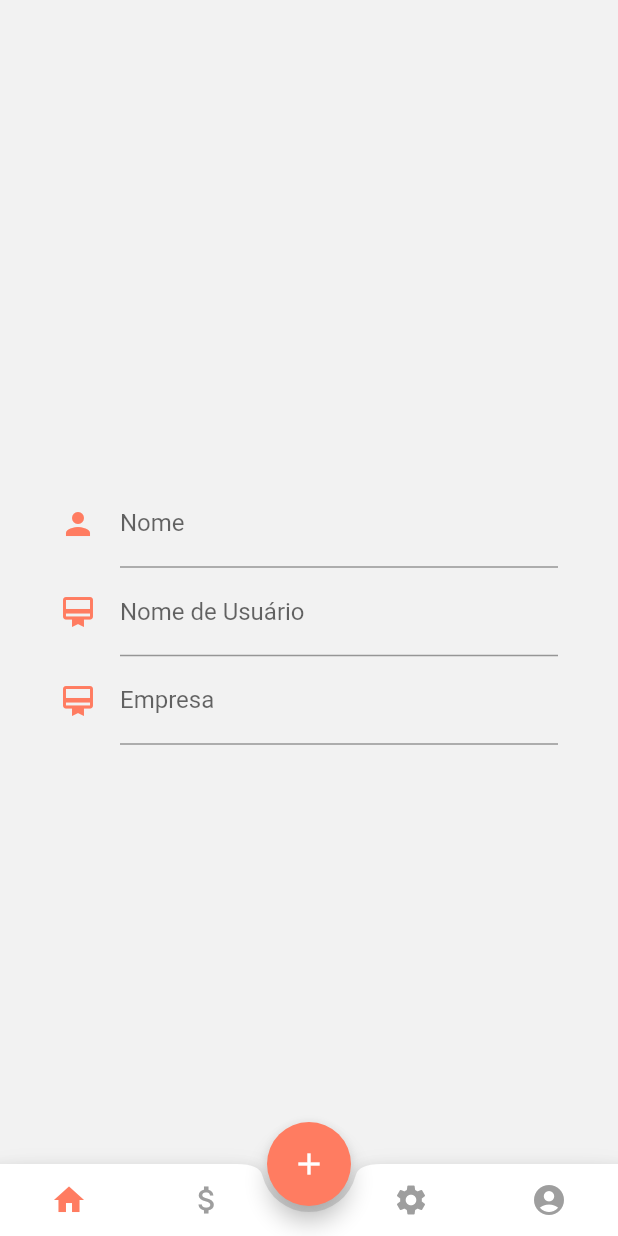
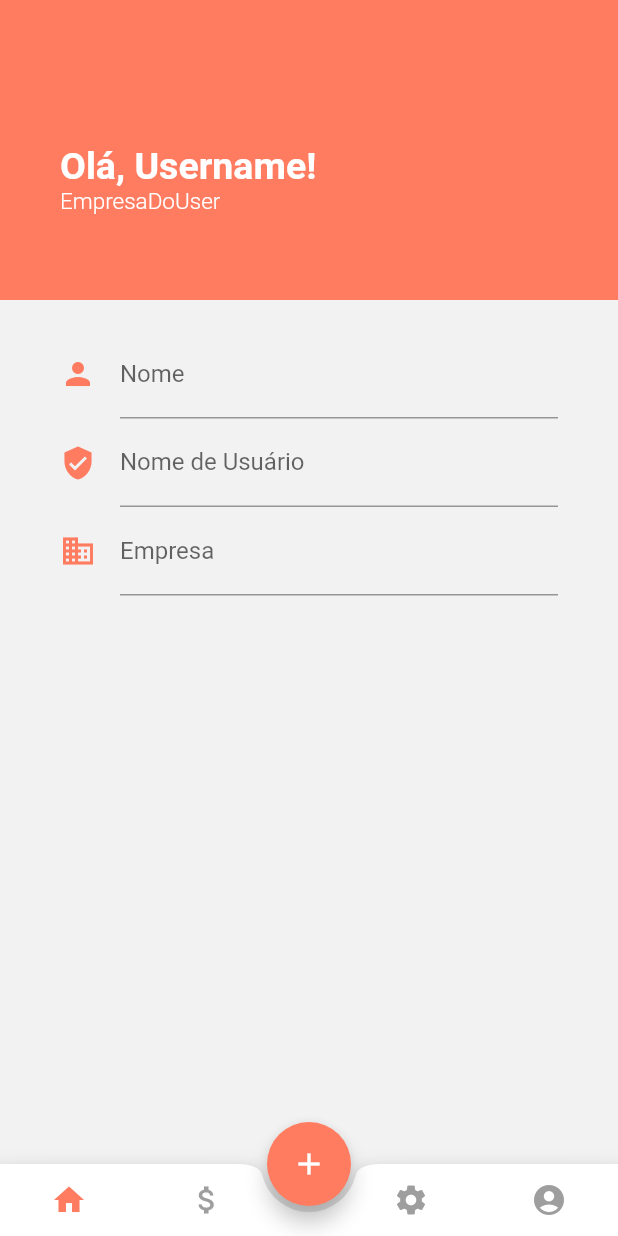
Before and after one commit to paivalucas/pagowapp, a Flutter app: the App screen opened directly, swiped to page 5, on a phone screen of 412 x 824 dp. Run offline on Flutter 3.47's test engine with Material 2 defaults, Android fonts, the phone set to English and light mode, and no system bars; our stand-ins replace cloud_firestore, email_validator, firebase_auth; accounts and stored records are empty.

Commit message:
Fix updates + Added UserProfile

```diff
--- a/lib/screens/auth/forgot.dart
+++ b/lib/screens/auth/forgot.dart
@@ -53,7 +53,7 @@ class _EsqueciSenhaState extends State<EsqueciSenha> {
                         Navigator.push(
                             context,
                             MaterialPageRoute(
-                                builder: (context) => MyHomePage()));
+                                builder: (context) => Login()));
                       },
                       child: Icon(Icons.arrow_back, color: Colors.white),
                     ),
--- a/lib/screens/auth/login.dart
+++ b/lib/screens/auth/login.dart
@@ -4,16 +4,16 @@ import 'package:pagowandroidmobile/Core/Services/auth.dart';
 import 'register.dart';
 import 'forgot.dart';
 
-class MyHomePage extends StatefulWidget {
-  MyHomePage({Key key, this.title}) : super(key: key);
+class Login extends StatefulWidget {
+  Login({Key key, this.title}) : super(key: key);
 
   final String title;
 
   @override
-  _MyHomePageState createState() => _MyHomePageState();
+  _LoginState createState() => _LoginState();
 }
 
-class _MyHomePageState extends State<MyHomePage> {
+class _LoginState extends State<Login> {
   final formKey = GlobalKey<FormState>();
 
   final scaffoldKey = GlobalKey<ScaffoldState>();
--- a/lib/screens/auth/register.dart
+++ b/lib/screens/auth/register.dart
@@ -65,7 +65,7 @@ class _TelaCadastroState extends State<TelaCadastro> {
                         Navigator.push(
                             context,
                             MaterialPageRoute(
-                                builder: (context) => MyHomePage()));
+                                builder: (context) => Login()));
                       },
                       child: Icon(Icons.arrow_back, color: Colors.white),
                     ),
--- a/lib/screens/feed/screens/UserProfile.dart
+++ b/lib/screens/feed/screens/UserProfile.dart
@@ -7,7 +7,6 @@ class UserProfile extends StatefulWidget {
 }
 
 class _UserProfileState extends State<UserProfile> {
-
   final _formKey = GlobalKey<FormState>();
   final _nome = TextEditingController();
   final _username = TextEditingController();
@@ -19,58 +18,95 @@ class _UserProfileState extends State<UserProfile> {
   final _nDaConta = TextEditingController();
   final _nDaAgencia = TextEditingController();
 
+  // TODO: Tela de usuário
+
   Color laranjaPagow = Color(0xFFFF7C61);
 
   @override
   Widget build(BuildContext context) {
-    return Center(
-      child: SingleChildScrollView(
+    return SingleChildScrollView(
+        child: Column(
+      children: <Widget>[
+        Container(
           padding: const EdgeInsets.fromLTRB(40, 80, 40, 40),
+          width: double.infinity,
+          height: 200,
+          color: laranjaPagow,
+          child: Column(
+            mainAxisAlignment: MainAxisAlignment.center,
+            crossAxisAlignment: CrossAxisAlignment.start,
+            children: <Widget>[
+              //TODO: Tornar dinâmico
+              Text(
+                "Olá, Username!",
+                style: TextStyle(
+                    fontSize: 25,
+                    fontWeight: FontWeight.bold,
+                    color: Colors.white),
+              ),
+              //TODO: Tornar dinâmico
+              Text(
+                "EmpresaDoUser",
+                textAlign: TextAlign.start,
+                style: TextStyle(
+                    fontSize: 15,
+                    fontWeight: FontWeight.w300,
+                    color: Colors.white),
+              )
+            ],
+          ),
+        ),
+        //TODO: Tornar dinâmico os campos
+        Container(
+          padding: const EdgeInsets.fromLTRB(40, 20, 40, 40),
           child: Form(
               key: _formKey,
               child: Column(
                 children: <Widget>[
                   TextFormField(
-                initialValue: "@Nome",
-                readOnly: true,
                     decoration: InputDecoration(
                       icon: Icon(
                         Icons.person,
                         color: laranjaPagow,
                       ),
+                      hintText: 'Insira seu nome',
                       labelText: 'Nome',
-
                     ),
                     controller: _nome,
+                    keyboardType: TextInputType.text,
+                    style: TextStyle(color: Colors.white),
                   ),
                   TextFormField(
-                initialValue: "@UserName",
-                readOnly: true,
-                controller: _username,
                     decoration: InputDecoration(
                       icon: Icon(
-                    Icons.card_membership,
+                        Icons.verified_user,
                         color: laranjaPagow,
                       ),
+                      hintText: 'Insira seu nome de usuário',
                       labelText: 'Nome de Usuário',
                     ),
+                    controller: _username,
+                    keyboardType: TextInputType.text,
+                    style: TextStyle(color: Colors.white),
                   ),
                   TextFormField(
-                initialValue: "@Empresa",
-                readOnly: true,
-                controller: _empresa,
                     decoration: InputDecoration(
                       icon: Icon(
-                    Icons.card_membership,
+                        Icons.business,
                         color: laranjaPagow,
                       ),
+                      hintText: 'Insira o nome da empresa',
                       labelText: 'Empresa',
                     ),
+                    controller: _empresa,
+                    keyboardType: TextInputType.text,
+                    style: TextStyle(color: Colors.white),
+                  ),
+
+                ],
+              )),
         ),
       ],
-          ),
-        ),
-      ),
-    );
+    ));
   }
 }
```
Lines whose indentation alone changed are shown as unchanged.
